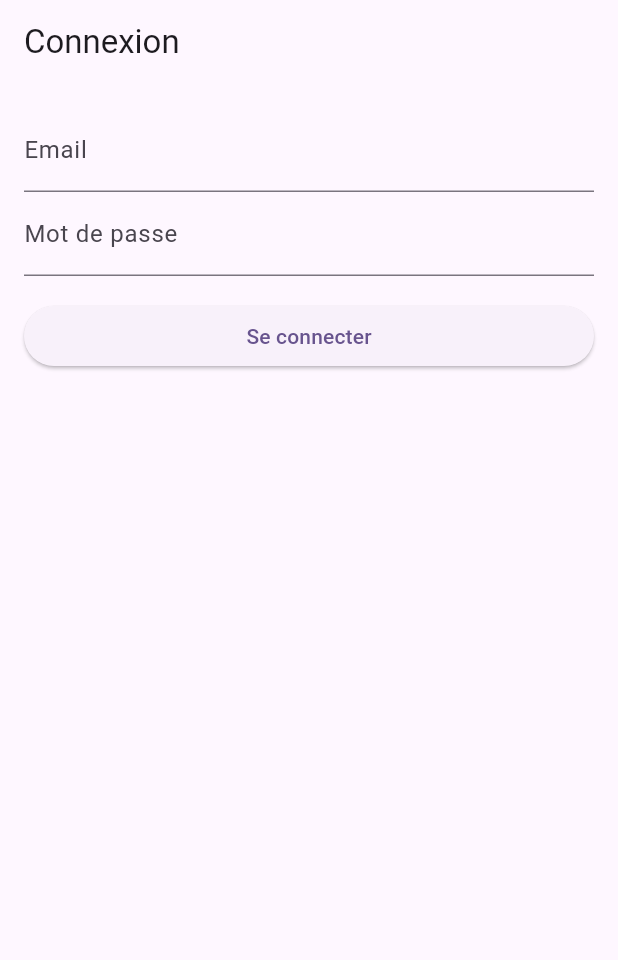
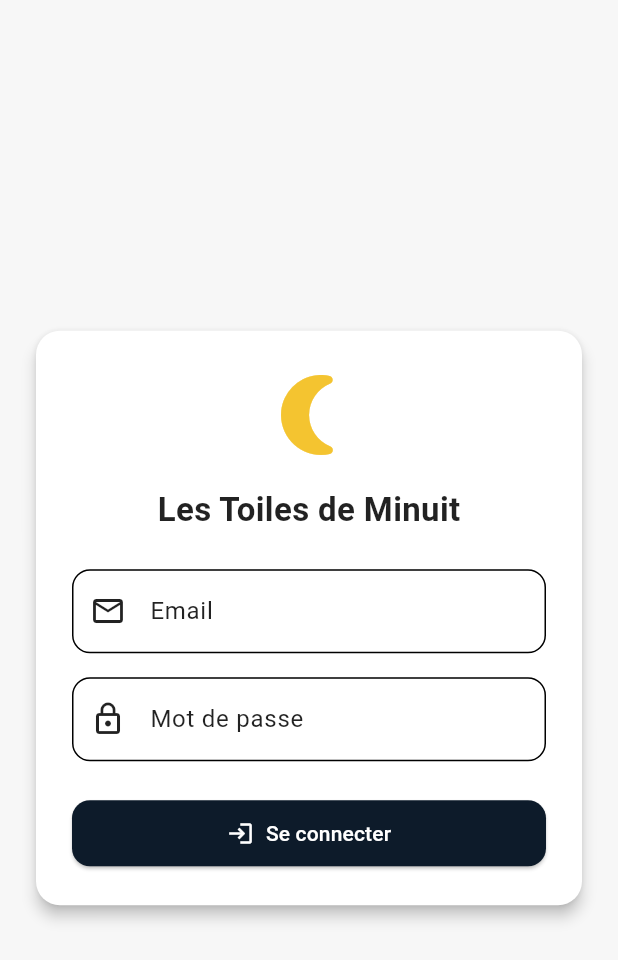
Before and after one commit to aliciakellai/event-app, a Flutter app: the screen it shows after launch, on a phone screen of 412 x 824 dp. Shown: the top 960 px of the screen. Run offline on Flutter 3.47's test engine with Material 3 defaults, Android fonts, the phone set to English and light mode, and no system bars; our stand-ins replace flutter_dotenv, jwt_decoder; accounts and stored records are empty.

Commit message:
updated design pages and login debug

```diff
--- a/app/event_app/lib/login_page.dart
+++ b/app/event_app/lib/login_page.dart
@@ -22,36 +22,35 @@ class _LoginPageState extends State<LoginPage> {
     if (!_formKey.currentState!.validate()) return;
     setState(() {
       _loading = true;
-      _error = null;
+      _error = null; // 🔹 on réinitialise avant chaque tentative
     });
     try {
       await ApiService.login(
         email: emailCtrl.text.trim(),
         password: passwordCtrl.text,
       );
+
       if (!mounted) return;
 
-      widget.onLogin(); // ✅ notifie l’appli
+      // 🔹 Si succès → on efface explicitement l'erreur
+      setState(() {
+        _error = null;
+      });
 
-      // ✅ redirige vers la liste d’événements
+      widget.onLogin();
+
+      // ✅ Navigation simple vers la Home
       Navigator.pushReplacement(
         context,
         MaterialPageRoute(
-    builder: (_) => MyHomePage(onLogout: () {
-      ApiService.logout();
-      Navigator.pushReplacement(
-        context,
-        MaterialPageRoute(
-          builder: (_) => LoginPage(onLogin: () {}),
+          builder: (_) => MyHomePage(
+            onLogout: () {},
+          ),
         ),
       );
-    }),
-  ),
-);
-
     } catch (e) {
       setState(() {
-        _error = "Email ou mot de passe incorrect";
+        _error = "Email ou mot de passe incorrect"; // affiché uniquement en cas d’échec
       });
     } finally {
       if (mounted) {
@@ -65,44 +64,76 @@ class _LoginPageState extends State<LoginPage> {
   @override
   Widget build(BuildContext context) {
     return Scaffold(
-      appBar: AppBar(title: const Text('Connexion')),
-      body: Padding(
-        padding: const EdgeInsets.all(16),
+      body: Center(
+        child: SingleChildScrollView(
+          child: Card(
+            margin: const EdgeInsets.all(24),
+            shape:
+                RoundedRectangleBorder(borderRadius: BorderRadius.circular(16)),
+            elevation: 4,
+            child: Padding(
+              padding: const EdgeInsets.all(24.0),
               child: Form(
                 key: _formKey,
                 child: Column(
+                  mainAxisSize: MainAxisSize.min,
                   children: [
+                    const Icon(Icons.nightlight_round,
+                        size: 64, color: Color(0xFFF4C430)),
+                    const SizedBox(height: 16),
+                    const Text(
+                      "Les Toiles de Minuit",
+                      style: TextStyle(
+                          fontSize: 22, fontWeight: FontWeight.bold),
+                    ),
+                    const SizedBox(height: 24),
                     TextFormField(
                       controller: emailCtrl,
-                decoration: const InputDecoration(labelText: 'Email'),
+                      decoration: const InputDecoration(
+                        labelText: 'Email',
+                        prefixIcon: Icon(Icons.email_outlined),
+                      ),
                       keyboardType: TextInputType.emailAddress,
                       validator: (v) =>
                           (v == null || v.isEmpty) ? 'Email requis' : null,
                     ),
+                    const SizedBox(height: 16),
                     TextFormField(
                       controller: passwordCtrl,
                       decoration: InputDecoration(
                         labelText: 'Mot de passe',
+                        prefixIcon: const Icon(Icons.lock_outline),
                         errorText: _error,
                       ),
                       obscureText: true,
                       validator: (v) =>
                           (v == null || v.isEmpty) ? 'Mot de passe requis' : null,
                     ),
-              const SizedBox(height: 16),
+                    const SizedBox(height: 24),
                     SizedBox(
                       width: double.infinity,
-                child: ElevatedButton(
+                      child: ElevatedButton.icon(
                         onPressed: _loading ? null : _submit,
-                  child: _loading
-                      ? const CircularProgressIndicator()
-                      : const Text('Se connecter'),
+                        icon: _loading
+                            ? const SizedBox(
+                                width: 18,
+                                height: 18,
+                                child: CircularProgressIndicator(
+                                  strokeWidth: 2,
+                                  color: Colors.white,
+                                ),
+                              )
+                            : const Icon(Icons.login),
+                        label: Text(_loading ? "Connexion..." : "Se connecter"),
                       ),
                     ),
                   ],
                 ),
               ),
             ),
+          ),
+        ),
+      ),
     );
   }
 }
--- a/app/event_app/lib/main.dart
+++ b/app/event_app/lib/main.dart
@@ -30,15 +30,50 @@ class _MyAppState extends State<MyApp> {
   @override
   Widget build(BuildContext context) {
     return MaterialApp(
-      title: 'Event App',
+      title: 'Les Toiles de Minuit',
       theme: ThemeData(
-        colorScheme: ColorScheme.fromSeed(seedColor: Colors.deepPurple),
+        brightness: Brightness.light,
+        primaryColor: const Color(0xFF0D1B2A),
+        colorScheme: ColorScheme.light(
+          primary: const Color(0xFF0D1B2A),
+          secondary: const Color(0xFFF4C430),
+          surface: Colors.white,
+          onPrimary: Colors.white,
+          onSecondary: Colors.black,
+          onSurface: Colors.black87,
+        ),
+        scaffoldBackgroundColor: const Color(0xFFF7F7F7),
+        appBarTheme: const AppBarTheme(
+          backgroundColor: Color(0xFF0D1B2A),
+          foregroundColor: Colors.white,
+          elevation: 0,
+          centerTitle: true,
+        ),
+        floatingActionButtonTheme: const FloatingActionButtonThemeData(
+          backgroundColor: Color(0xFFF4C430),
+          foregroundColor: Colors.black,
+        ),
+        elevatedButtonTheme: ElevatedButtonThemeData(
+          style: ElevatedButton.styleFrom(
+            backgroundColor: const Color(0xFF0D1B2A),
+            foregroundColor: Colors.white,
+            shape: RoundedRectangleBorder(
+              borderRadius: BorderRadius.circular(12),
+            ),
+            padding: const EdgeInsets.symmetric(horizontal: 20, vertical: 12),
+          ),
+        ),
+        inputDecorationTheme: InputDecorationTheme(
+          border: OutlineInputBorder(
+            borderRadius: BorderRadius.circular(12),
+          ),
+        ),
       ),
       home: isLoggedIn
           ? MyHomePage(onLogout: _handleLogout)
           : LoginPage(
               onLogin: () {
-                setState(() {}); // Rafraîchit après connexion
+                setState(() {});
               },
             ),
     );
@@ -73,14 +108,35 @@ class _MyHomePageState extends State<MyHomePage> {
   Widget build(BuildContext context) {
     return Scaffold(
       appBar: AppBar(
-        backgroundColor: Theme.of(context).colorScheme.inversePrimary,
         title: const Text("Liste des événements"),
-        actions: [
-          IconButton(
-            icon: const Icon(Icons.logout),
-            onPressed: widget.onLogout,
+        leading: PopupMenuButton<String>(
+          onSelected: (value) {
+            if (value == 'logout') {
+              widget.onLogout();
+              Navigator.pushAndRemoveUntil(
+                context,
+                  MaterialPageRoute(
+                    builder: (_) => LoginPage(onLogin: () {
+                      setState(() {});
+                    }),
+                  ),
+                  (route) => false,
+              );
+            }
+          },
+          itemBuilder: (context) => [
+            const PopupMenuItem(
+              value: 'logout',
+              child: Row(
+                children: [
+                  Icon(Icons.logout, color: Colors.black),
+                  SizedBox(width: 8),
+                  Text("Se déconnecter"),
+                ],
+              ),
             ),
           ],
+        ),
       ),
       body: FutureBuilder<List<dynamic>>(
         future: events,
@@ -96,12 +152,27 @@ class _MyHomePageState extends State<MyHomePage> {
               itemCount: snapshot.data!.length,
               itemBuilder: (context, index) {
                 final event = snapshot.data![index];
-                return ListTile(
-                  title: Text(event["title"] ?? "Sans titre"),
+                return Card(
+                  margin:
+                      const EdgeInsets.symmetric(horizontal: 16, vertical: 8),
+                  shape: RoundedRectangleBorder(
+                    borderRadius: BorderRadius.circular(16),
+                  ),
+                  elevation: 2,
+                  child: ListTile(
+                    title: Text(
+                      event["title"] ?? "Sans titre",
+                      style: const TextStyle(
+                          fontSize: 18, fontWeight: FontWeight.bold),
+                    ),
                     subtitle: Column(
                       crossAxisAlignment: CrossAxisAlignment.start,
                       children: [
-                      Text(event["date"] ?? ""),
+                        const SizedBox(height: 4),
+                        Text(
+                          event["date"] ?? "",
+                          style: const TextStyle(color: Colors.grey),
+                        ),
                         const Text(
                           "Appuyez pour plus d'informations",
                           style: TextStyle(fontSize: 12, color: Colors.grey),
@@ -122,14 +193,13 @@ class _MyHomePageState extends State<MyHomePage> {
                         }
                       });
                     },
+                  ),
                 );
               },
             );
           }
         },
       ),
-
-      // 🔹 Bouton d’ajout visible seulement pour ROLE_ADMIN
       floatingActionButton: ApiService.hasRole("ROLE_ADMIN")
           ? FloatingActionButton(
               onPressed: () {
```
Also changed, not shown: app/event_app/lib/create_event_page.dart (+7 -6 lines), app/event_app/lib/edit_event_page.dart (+10 -5 lines), app/event_app/lib/event_detail_page.dart (+44 -26 lines). Lines whose indentation alone changed are shown as unchanged.
